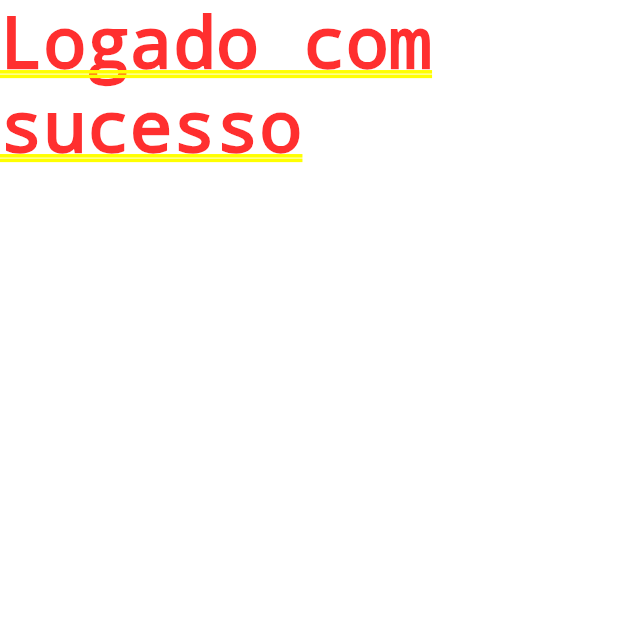
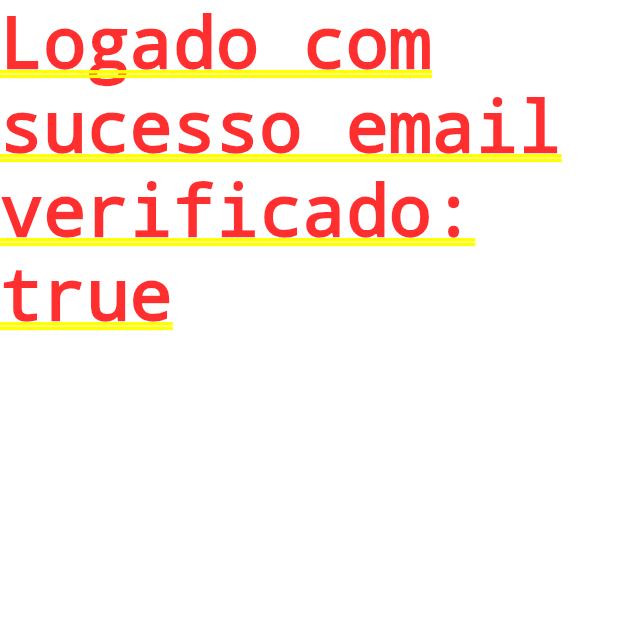
Before and after one commit to DanielLimaFN/Login-Firebase, a Flutter app: the screen it shows once a user with an empty profile is signed in, on a phone screen of 412 x 824 dp, the top half of it. Run offline on Flutter 3.47's test engine with Material 2 defaults, Android fonts, the phone set to English and light mode, and no system bars; our stand-ins replace firebase_auth, firebase_core, font_awesome_flutter; accounts and stored records are empty.

Commit message:
Projeto Finalizado

```diff
--- a/lib/Paginas/AuthCheck/AuthCheck.dart
+++ b/lib/Paginas/AuthCheck/AuthCheck.dart
@@ -1,9 +1,4 @@
-
-
-
-
-
-import 'package:flutter/cupertino.dart';
+import 'package:flutter/foundation.dart';
 import 'package:flutter/material.dart';
 import 'package:namix/Paginas/AuthCheck/Auth_Service.dart';
 import 'package:namix/Paginas/Login/LoginScreen.dart';
@@ -15,6 +10,7 @@ class AuthCheck extends StatefulWidget {
   const AuthCheck({Key? key}) : super(key: key);
 
   @override
+  // Usando provider para puxar o status do login
   State<AuthCheck> createState() => _AuthCheckState();
 }
 
@@ -22,6 +18,10 @@ class _AuthCheckState extends State<AuthCheck> {
   @override
   Widget build(BuildContext context) {
     AuthService auth = Provider.of<AuthService>(context);
+
+
+    // Metodo responsavel por verificar se o usuario
+    // ja esta logoda e joga o usuario para tela de login ou a home
 
    if(auth.isLoading) {
      return loading();
@@ -39,7 +39,9 @@ class _AuthCheckState extends State<AuthCheck> {
         ),
       );
     } catch(e) {
-      print(e);
+      if (kDebugMode) {
+        print(e);
+      }
     }
   }
 
--- a/lib/Paginas/AuthCheck/Auth_Service.dart
+++ b/lib/Paginas/AuthCheck/Auth_Service.dart
@@ -35,7 +35,8 @@ class AuthService extends ChangeNotifier{
   registar(String nome,String email, String senha, bool study) async {
     try{
       await _auth.createUserWithEmailAndPassword(email: email, password: senha);
-      _getUser();
+      await _getUser();
+      await usuario?.sendEmailVerification();
       usuario?.updateDisplayName(nome);
     } on FirebaseAuthException catch (e) {
       if(e.code == 'weak-password'){
--- a/lib/Paginas/Home.dart
+++ b/lib/Paginas/Home.dart
@@ -1,4 +1,7 @@
 import 'package:flutter/cupertino.dart';
+import 'package:provider/provider.dart';
+
+import 'AuthCheck/Auth_Service.dart';
 
 class HomePage extends StatefulWidget {
   const HomePage({Key? key}) : super(key: key);
@@ -10,6 +13,6 @@ class HomePage extends StatefulWidget {
 class _HomePageState extends State<HomePage> {
   @override
   Widget build(BuildContext context) {
-    return Container(child: Text('Logado com sucesso'));
+    return Container(child: Text('Logado com sucesso email verificado: ${context.read<AuthService>().usuario?.emailVerified}'));
   }
 }
--- a/lib/Paginas/Login/RegisterScreen.dart
+++ b/lib/Paginas/Login/RegisterScreen.dart
@@ -221,11 +221,7 @@ class _RegisterScreenState extends State<RegisterScreen> {
           .showSnackBar(SnackBar(content: Text("nome invalido")));
       return false;
     }
-    if (!EmailCheck().isValidEmail(email.text)) {
-      ScaffoldMessenger.of(context)
-          .showSnackBar(SnackBar(content: Text("Email invalido")));
-      return false;
-    }
+
     return true;
   }
 
--- a/lib/main.dart
+++ b/lib/main.dart
@@ -5,13 +5,13 @@ import 'NamixCore.dart';
 import 'Paginas/AuthCheck/AuthCheck.dart';
 
 void main() async {
+  // Inicia as configurações que estão presente em NamixCore.dart
   await initConfig();
 
   runApp(
     MultiProvider(
       providers: [
         ChangeNotifierProvider(create: (context) => AuthService()),
-
       ],
       child: MaterialApp(
         debugShowCheckedModeBanner: false,
@@ -19,8 +19,9 @@ void main() async {
           backgroundColor: Cores.Fundo,
           primaryColor: Cores.ConstrasteComfundo,
           cardColor: Cores.ConstrasteComfundo,
+        ),
 
-        ),
+        // Wigdet que verifica se o usuario ja esta logado ou nao.
         home: const AuthCheck(),
       ),
     ),
```
Also changed, not shown: lib/firebase_options.dart, lib/generated/assets.dart (deleted), 1 other file.
